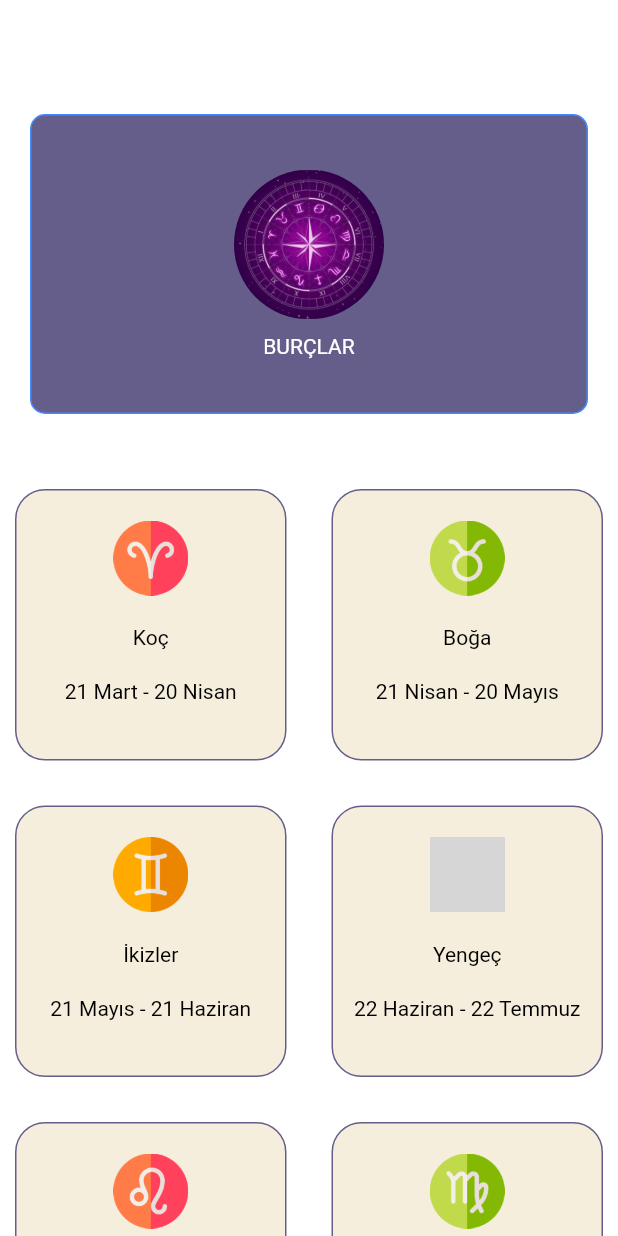
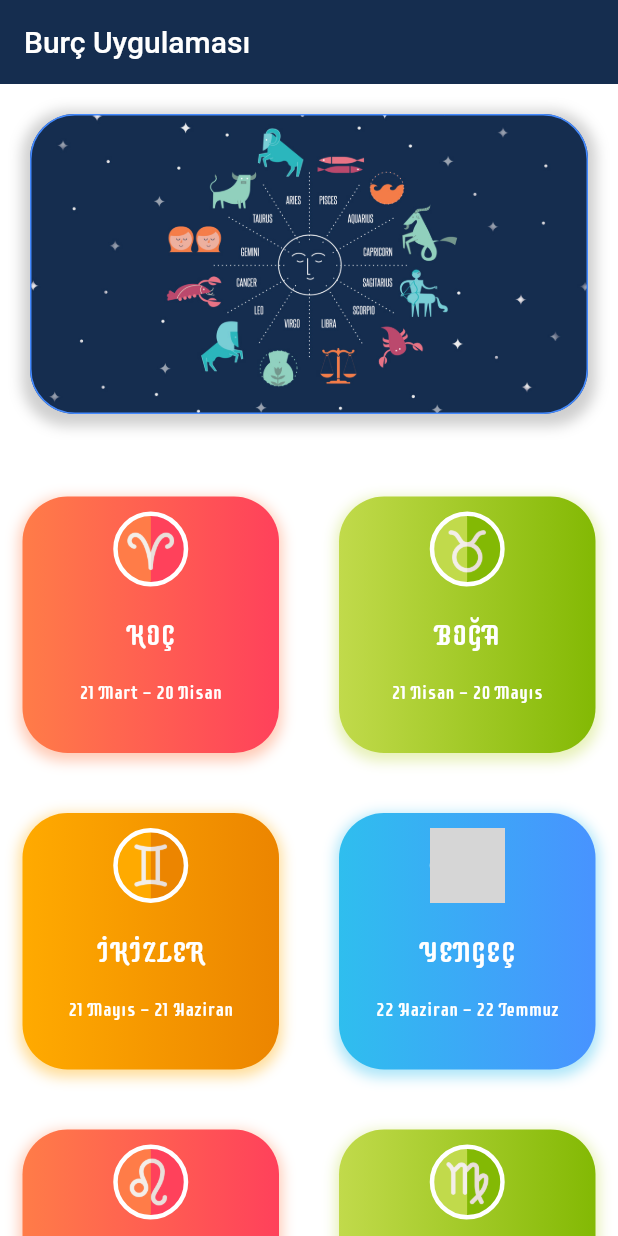
Before and after one commit to kubaytelceken/Flutter_HoroscopeApp, a Flutter app: the screen it shows after launch, on a phone screen of 412 x 824 dp. Run offline on Flutter 3.47's test engine with Material 2 defaults, Android fonts, the phone set to English and light mode, and no system bars; grey boxes are pictures that could not be loaded.

Commit message:
Edit Design

```diff
--- a/horoscope_app/lib/HoroscopeModel.dart
+++ b/horoscope_app/lib/HoroscopeModel.dart
@@ -4,6 +4,9 @@ class HoroscopeModel {
   late String HoroscopeName;
   late String HoroscopeDate;
   late String horoImage;
+  late Color color1;
+  late Color color2;
 
-  HoroscopeModel(this.HoroscopeName, this.HoroscopeDate, this.horoImage);
+  HoroscopeModel(this.HoroscopeName, this.HoroscopeDate, this.horoImage,
+      this.color1, this.color2);
 }
--- a/horoscope_app/lib/bigWidget.dart
+++ b/horoscope_app/lib/bigWidget.dart
@@ -15,8 +15,19 @@ class BigWidgetCard extends StatelessWidget {
       height: 200.0,
       decoration: BoxDecoration(
           color: colour,
-          borderRadius: BorderRadius.circular(10.0),
-          border: Border.all(color: Colors.blueAccent)),
+          borderRadius: BorderRadius.circular(30.0),
+          border: Border.all(color: Colors.blueAccent),
+          boxShadow: [
+            BoxShadow(
+              color: Colors.grey.withOpacity(0.5),
+              spreadRadius: 5,
+              blurRadius: 7,
+              offset: Offset(0, 3), // changes position of shadow
+            ),
+          ],
+          image: DecorationImage(
+              image: AssetImage("assets/images/widgetImage.jpg"),
+              fit: BoxFit.fill)),
     );
   }
 }
--- /dev/null
+++ b/horoscope_app/lib/constanst.dart
@@ -0,0 +1,22 @@
+import 'package:flutter/material.dart';
+
+const kSmallTextStyle = TextStyle(
+    fontSize: 12.0, color: Colors.white, fontFamily: "SupermercadoOne");
+
+const kLargeTextStyle = TextStyle(
+    fontSize: 20.0, color: Colors.white, fontFamily: "SupermercadoOne");
+
+// const kbottomContainerHeight = 80.0;
+// const kactiveCardColor = Color(0XFF1D1E33);
+// const kinactiveCardColor = Color(0XFF111328);
+// const kbottomContainerColor = Color(0XFFEB1555);
+// const kNumberTextStyle = TextStyle(fontSize: 50.0, fontWeight: FontWeight.w900);
+// const kLargeTextStyle = TextStyle(fontSize: 25.0, fontWeight: FontWeight.bold);
+// const kTitleTextStyle = TextStyle(fontSize: 50.0, fontWeight: FontWeight.bold);
+// const kCalculatorTextStyle =
+//     TextStyle(fontSize: 100.0, fontWeight: FontWeight.bold);
+
+// const kResultTextStyle =
+//     TextStyle(fontSize: 22.0, fontWeight: FontWeight.bold, color: Colors.green);
+// const kResultPTextStyle =
+//     TextStyle(fontSize: 22.0, fontWeight: FontWeight.bold);
--- a/horoscope_app/lib/home_page.dart
+++ b/horoscope_app/lib/home_page.dart
@@ -1,6 +1,7 @@
 import 'package:flutter/material.dart';
 import 'package:horoscope_app/HoroscopeModel.dart';
 import 'package:horoscope_app/bigWidget.dart';
+import 'package:horoscope_app/constanst.dart';
 import 'package:horoscope_app/smallWidget.dart';
 
 class HomePage extends StatefulWidget {
@@ -12,18 +13,30 @@ class HomePage extends StatefulWidget {
 
 class _HomePageState extends State<HomePage> {
   List<HoroscopeModel> xxy = <HoroscopeModel>[
-    HoroscopeModel("Koç", "21 Mart - 20 Nisan", "aries.png"),
-    HoroscopeModel("Boğa", "21 Nisan - 20 Mayıs", "taurus.png"),
-    HoroscopeModel("İkizler", "21 Mayıs - 21 Haziran", "gemini.png"),
-    HoroscopeModel("Yengeç", "22 Haziran - 22 Temmuz", "cancer.png"),
-    HoroscopeModel("Aslan", "23 Temmuz - 22 Ağustos", "leo.png"),
-    HoroscopeModel("Başak", "23 Ağustos - 22 Eylül", "virgo.png"),
-    HoroscopeModel("Terazi", "23 Eylül - 23 Ekim", "libra.png"),
-    HoroscopeModel("Akrep", "24 Ekim - 22 Kasım", "scorpio.png"),
-    HoroscopeModel("Yay", "23 Kasım - 21 Aralık", "sagittarius.png"),
-    HoroscopeModel("Oğlak", "22 Aralık - 20 Ocak", "capricorn.png"),
-    HoroscopeModel("Kova", "21 Ocak - 18 Şubat", "aquarius.png"),
-    HoroscopeModel("Balık", "19 Şubat - 20 Mart", "pisces.png"),
+    HoroscopeModel("KOÇ", "21 Mart - 20 Nisan", "aries.png", Color(0xffff7c48),
+        Color(0xffff415b)),
+    HoroscopeModel("BOĞA", "21 Nisan - 20 Mayıs", "taurus.png",
+        Color(0xffc1da4b), Color(0xff83b904)),
+    HoroscopeModel("İKİZLER", "21 Mayıs - 21 Haziran", "gemini.png",
+        Color(0xffffaa00), Color(0xffec8500)),
+    HoroscopeModel("YENGEÇ", "22 Haziran - 22 Temmuz", "cancer.png",
+        Color(0xff2fbeee), Color(0xff4893ff)),
+    HoroscopeModel("ASLAN", "23 Temmuz - 22 Ağustos", "leo.png",
+        Color(0xffff7c48), Color(0xffff415b)),
+    HoroscopeModel("BAŞAK", "23 Ağustos - 22 Eylül", "virgo.png",
+        Color(0xffc1da4b), Color(0xff83b904)),
+    HoroscopeModel("TERAZİ", "23 Eylül - 23 Ekim", "libra.png",
+        Color(0xffffaa00), Color(0xffec8500)),
+    HoroscopeModel("AKREP", "24 Ekim - 22 Kasım", "scorpio.png",
+        Color(0xff2fbeee), Color(0xff4893ff)),
+    HoroscopeModel("YAY", "23 Kasım - 21 Aralık", "sagittarius.png",
+        Color(0xffff7c48), Color(0xffff415b)),
+    HoroscopeModel("OĞLAK", "22 Aralık - 20 Ocak", "capricorn.png",
+        Color(0xffc1da4b), Color(0xff83b904)),
+    HoroscopeModel("KOVA", "21 Ocak - 18 Şubat", "aquarius.png",
+        Color(0xffffaa00), Color(0xffec8500)),
+    HoroscopeModel("BALIK", "19 Şubat - 20 Mart", "pisces.png",
+        Color(0xff2fbeee), Color(0xff4893ff)),
   ];
 
   // var b1 = HoroscopeModel("Koç", "21 Mart - 20 Nisan", "aries.png");
@@ -60,8 +73,8 @@ class _HomePageState extends State<HomePage> {
     return Scaffold(
       appBar: AppBar(
         elevation: 0,
-        title: Text("efe"),
-        backgroundColor: Colors.transparent,
+        title: Text("Burç Uygulaması"),
+        backgroundColor: Color(0xff152d4f),
       ),
       body: SafeArea(
         child: Column(
@@ -71,19 +84,19 @@ class _HomePageState extends State<HomePage> {
               cardChild: Column(
                 mainAxisAlignment: MainAxisAlignment.center,
                 children: [
-                  Container(
-                    width: 100,
-                    height: 100,
-                    decoration: BoxDecoration(
-                      image: DecorationImage(
-                        image: AssetImage('assets/images/anaEkran.jpg'),
-                        fit: BoxFit.cover,
-                      ),
-                      shape: BoxShape.circle,
-                    ),
-                  ),
-                  SizedBox(height: 10.0),
-                  Text("BURÇLAR")
+                  // Container(
+                  //   width: 100,
+                  //   height: 100,
+                  //   decoration: BoxDecoration(
+                  //     image: DecorationImage(
+                  //       image: AssetImage('assets/images/anaEkran.jpg'),
+                  //       fit: BoxFit.cover,
+                  //     ),
+                  //     shape: BoxShape.circle,
+                  //   ),
+                  // ),
+                  // SizedBox(height: 10.0),
+                  // Text("BURÇLAR")
                 ],
               ),
             ),
@@ -101,20 +114,25 @@ class _HomePageState extends State<HomePage> {
                           print("Tıklandı");
                         },
                         child: SmallWidgetCard(
-                            colour: Color(0XFFF5EEDC),
+                            colour1: item.color1,
+                            colour2: item.color2,
                             cardChild: Column(
                               children: [
                                 SizedBox(
-                                  height: 20,
+                                  height: 10,
                                 ),
                                 Container(
                                   width: 50,
                                   height: 50,
                                   decoration: BoxDecoration(
+                                    borderRadius:
+                                        BorderRadius.all(Radius.circular(50.0)),
+                                    border: Border.all(
+                                        width: 3, color: Colors.white),
                                     image: DecorationImage(
                                       image: AssetImage(
                                           "assets/images/${item.horoImage}"),
-                                      fit: BoxFit.fill,
+                                      fit: BoxFit.cover,
                                     ),
                                     shape: BoxShape.rectangle,
                                   ),
@@ -122,22 +140,20 @@ class _HomePageState extends State<HomePage> {
                                 SizedBox(
                                   height: 20,
                                 ),
-                                Text(
-                                  item.HoroscopeName,
-                                  style: TextStyle(color: Colors.black),
-                                ),
+                                Text(item.HoroscopeName,
+                                    style: kLargeTextStyle),
                                 SizedBox(
                                   height: 20,
                                 ),
                                 Text(
                                   item.HoroscopeDate,
-                                  style: TextStyle(color: Colors.black),
-                                )
+                                  style: kSmallTextStyle,
+                                ),
                               ],
                             )),
                       ))
                   .toList(),
-            ))
+            )),
           ],
         ),
       ),
--- a/horoscope_app/lib/smallWidget.dart
+++ b/horoscope_app/lib/smallWidget.dart
@@ -1,20 +1,33 @@
 import 'package:flutter/material.dart';
 
 class SmallWidgetCard extends StatelessWidget {
-  final Color colour;
+  final Color colour1;
+  final Color colour2;
 
-  SmallWidgetCard({required this.colour, required this.cardChild});
+  SmallWidgetCard(
+      {required this.colour1, required this.colour2, required this.cardChild});
 
   final Widget cardChild;
   @override
   Widget build(BuildContext context) {
     return Container(
       child: cardChild,
-      margin: EdgeInsets.all(10.0),
+      margin: EdgeInsets.all(15.0),
       decoration: BoxDecoration(
-          color: colour,
-          borderRadius: BorderRadius.circular(20.0),
-          border: Border.all(color: Color(0XFF655D8A))),
+        gradient: LinearGradient(
+            begin: Alignment.centerLeft,
+            end: Alignment.centerRight,
+            colors: [colour1, colour2]),
+        borderRadius: BorderRadius.circular(30.0),
+        boxShadow: [
+          BoxShadow(
+            color: colour1.withOpacity(0.4),
+            spreadRadius: 2,
+            blurRadius: 7,
+            offset: Offset(0, 3), // changes position of shadow
+          ),
+        ],
+      ),
     );
   }
 }
```
Also changed, not shown: horoscope_app/pubspec.yaml (+5 -6 lines), horoscope_app/assets/images/widgetImage.jpg (added), horoscope_app/fonts/SupermercadoOne-Regular.ttf (added).
